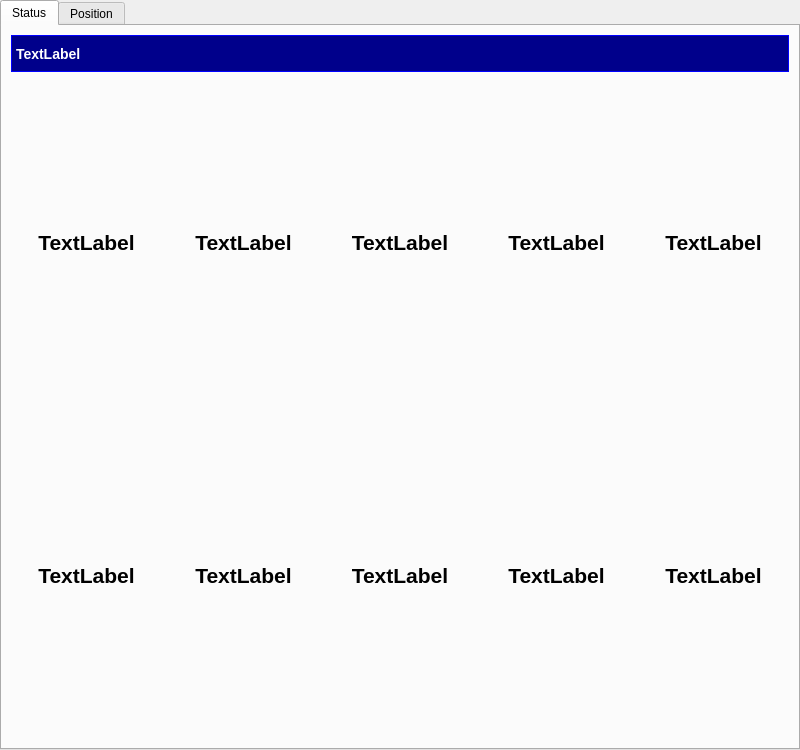
First picture: the form in gui/main.ui, repository HugoValim/DAF, before the edit.
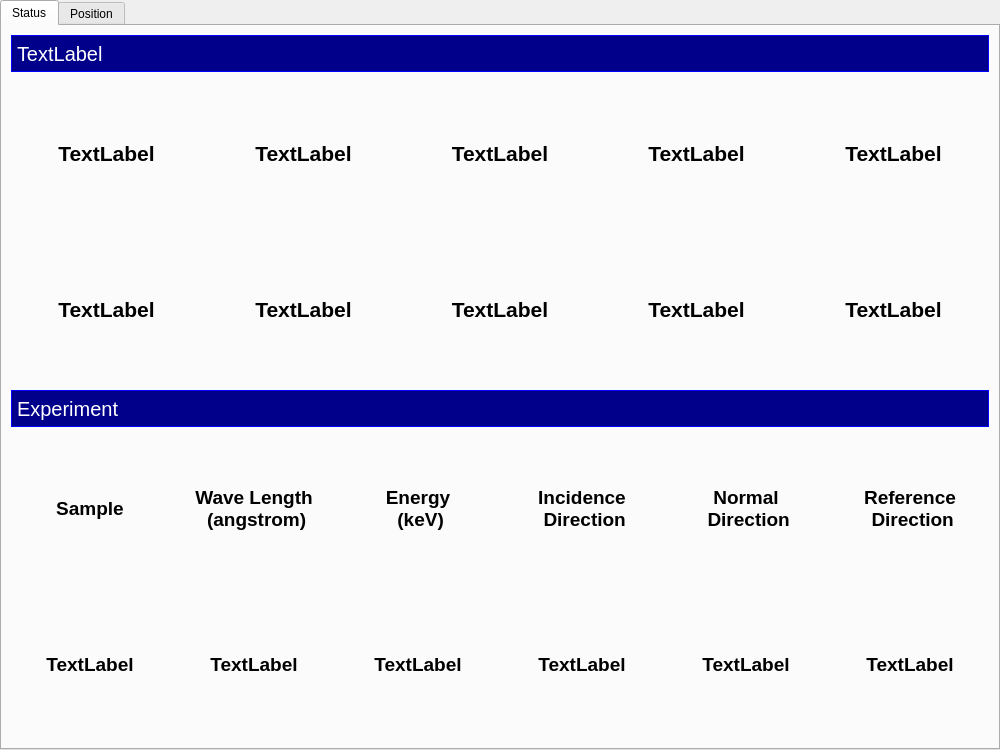
Second picture: the form after the edit. The open tabs and pages were chosen to show the change. Custom widgets are drawn as their Qt base class.

Commit message: Adding status tab to the daf.gui

Diff of the .ui file:
```diff
--- a/gui/main.ui
+++ b/gui/main.ui
@@ -6,7 +6,7 @@
    <rect>
     <x>0</x>
     <y>0</y>
-    <width>800</width>
+    <width>1000</width>
     <height>750</height>
    </rect>
   </property>
@@ -47,8 +47,6 @@
          <property name="font">
           <font>
            <pointsize>-1</pointsize>
-           <weight>75</weight>
-           <bold>true</bold>
           </font>
          </property>
          <property name="styleSheet">
@@ -59,7 +57,7 @@
     padding: 5px 0px;
     color: rgb(255, 255, 255);
     max-height: 25px;
-    font-size: 14px;
+    font-size: 20px;
 }</string>
          </property>
          <property name="text">
@@ -241,6 +239,242 @@
          </item>
         </layout>
        </item>
+       <item>
+        <widget class="QLabel" name="label_6">
+         <property name="font">
+          <font>
+           <pointsize>-1</pointsize>
+          </font>
+         </property>
+         <property name="styleSheet">
+          <string notr="true"> QLabel {
+    qproperty-alignment: AlignCenter;
+    border: 1px solid rgb(0, 0,255);
+    background-color: rgb(0, 0, 139);
+    padding: 5px 0px;
+    color: rgb(255, 255, 255);
+    max-height: 25px;
+    font-size: 20px;
+}</string>
+         </property>
+         <property name="text">
+          <string>Experiment</string>
+         </property>
+        </widget>
+       </item>
+       <item>
+        <layout class="QGridLayout" name="gridLayout_5">
+         <item row="0" column="0">
+          <widget class="QLabel" name="label_8">
+           <property name="font">
+            <font>
+             <pointsize>14</pointsize>
+             <weight>75</weight>
+             <bold>true</bold>
+            </font>
+           </property>
+           <property name="text">
+            <string>Sample</string>
+           </property>
+           <property name="alignment">
+            <set>Qt::AlignCenter</set>
+           </property>
+          </widget>
+         </item>
+         <item row="0" column="2">
+          <widget class="QLabel" name="label_12">
+           <property name="font">
+            <font>
+             <pointsize>14</pointsize>
+             <weight>75</weight>
+             <bold>true</bold>
+            </font>
+           </property>
+           <property name="text">
+            <string>Energy 
+ (keV)</string>
+           </property>
+           <property name="alignment">
+            <set>Qt::AlignCenter</set>
+           </property>
+          </widget>
+         </item>
+         <item row="0" column="3">
+          <widget class="QLabel" name="label_14">
+           <property name="font">
+            <font>
+             <pointsize>14</pointsize>
+             <weight>75</weight>
+             <bold>true</bold>
+            </font>
+           </property>
+           <property name="text">
+            <string>Incidence 
+ Direction</string>
+           </property>
+           <property name="alignment">
+            <set>Qt::AlignCenter</set>
+           </property>
+          </widget>
+         </item>
+         <item row="0" column="1">
+          <widget class="QLabel" name="label_10">
+           <property name="font">
+            <font>
+             <pointsize>14</pointsize>
+             <weight>75</weight>
+             <bold>true</bold>
+            </font>
+           </property>
+           <property name="text">
+            <string>Wave Length 
+ (angstrom)</string>
+           </property>
+           <property name="alignment">
+            <set>Qt::AlignCenter</set>
+           </property>
+          </widget>
+         </item>
+         <item row="0" column="4">
+          <widget class="QLabel" name="label_16">
+           <property name="font">
+            <font>
+             <pointsize>14</pointsize>
+             <weight>75</weight>
+             <bold>true</bold>
+            </font>
+           </property>
+           <property name="text">
+            <string>Normal 
+ Direction</string>
+           </property>
+           <property name="alignment">
+            <set>Qt::AlignCenter</set>
+           </property>
+          </widget>
+         </item>
+         <item row="0" column="5">
+          <widget class="QLabel" name="label_17">
+           <property name="font">
+            <font>
+             <pointsize>14</pointsize>
+             <weight>75</weight>
+             <bold>true</bold>
+            </font>
+           </property>
+           <property name="text">
+            <string>Reference 
+ Direction</string>
+           </property>
+           <property name="alignment">
+            <set>Qt::AlignCenter</set>
+           </property>
+          </widget>
+         </item>
+         <item row="1" column="0">
+          <widget class="QLabel" name="label_exp1">
+           <property name="font">
+            <font>
+             <pointsize>14</pointsize>
+             <weight>75</weight>
+             <bold>true</bold>
+            </font>
+           </property>
+           <property name="text">
+            <string>TextLabel</string>
+           </property>
+           <property name="alignment">
+            <set>Qt::AlignCenter</set>
+           </property>
+          </widget>
+         </item>
+         <item row="1" column="1">
+          <widget class="QLabel" name="label_exp2">
+           <property name="font">
+            <font>
+             <pointsize>14</pointsize>
+             <weight>75</weight>
+             <bold>true</bold>
+            </font>
+           </property>
+           <property name="text">
+            <string>TextLabel</string>
+           </property>
+           <property name="alignment">
+            <set>Qt::AlignCenter</set>
+           </property>
+          </widget>
+         </item>
+         <item row="1" column="2">
+          <widget class="QLabel" name="label_exp3">
+           <property name="font">
+            <font>
+             <pointsize>14</pointsize>
+             <weight>75</weight>
+             <bold>true</bold>
+            </font>
+           </property>
+           <property name="text">
+            <string>TextLabel</string>
+           </property>
+           <property name="alignment">
+            <set>Qt::AlignCenter</set>
+           </property>
+          </widget>
+         </item>
+         <item row="1" column="3">
+          <widget class="QLabel" name="label_exp4">
+           <property name="font">
+            <font>
+             <pointsize>14</pointsize>
+             <weight>75</weight>
+             <bold>true</bold>
+            </font>
+           </property>
+           <property name="text">
+            <string>TextLabel</string>
+           </property>
+           <property name="alignment">
+            <set>Qt::AlignCenter</set>
+           </property>
+          </widget>
+         </item>
+         <item row="1" column="4">
+          <widget class="QLabel" name="label_exp5">
+           <property name="font">
+            <font>
+             <pointsize>14</pointsize>
+             <weight>75</weight>
+             <bold>true</bold>
+            </font>
+           </property>
+           <property name="text">
+            <string>TextLabel</string>
+           </property>
+           <property name="alignment">
+            <set>Qt::AlignCenter</set>
+           </property>
+          </widget>
+         </item>
+         <item row="1" column="5">
+          <widget class="QLabel" name="label_exp6">
+           <property name="font">
+            <font>
+             <pointsize>14</pointsize>
+             <weight>75</weight>
+             <bold>true</bold>
+            </font>
+           </property>
+           <property name="text">
+            <string>TextLabel</string>
+           </property>
+           <property name="alignment">
+            <set>Qt::AlignCenter</set>
+           </property>
+          </widget>
+         </item>
+        </layout>
+       </item>
       </layout>
      </widget>
      <widget class="QWidget" name="tab">
```
Left out of the diff: 2 changed lines with no effect on the pictures. The commit also changes 3 other files.
